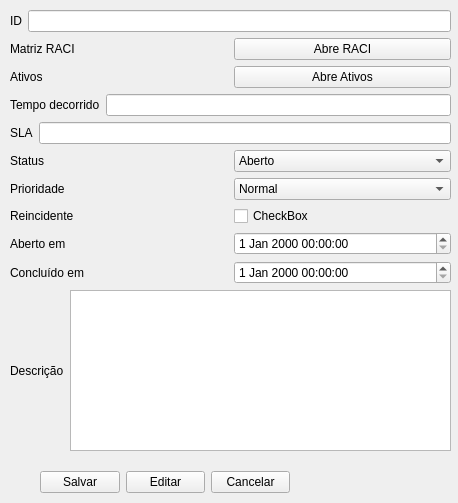
The window that cadastrochamado.ui (brunosr1985/TCC_NayBru) describes before a commit, drawn with Qt 5.
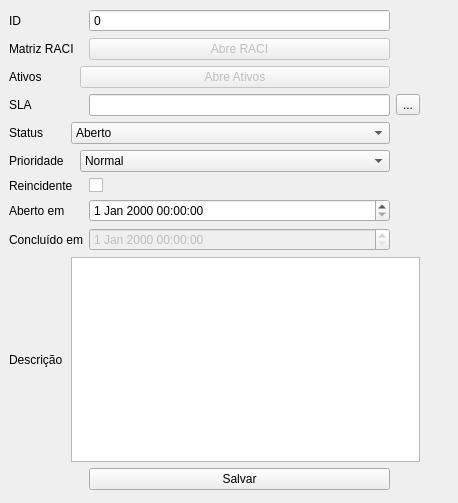
The same window after the commit.

Patch:
```diff
--- a/cadastrochamado.ui
+++ b/cadastrochamado.ui
@@ -19,137 +19,104 @@
   <property name="windowTitle">
    <string>Kaizen Birth Edition</string>
   </property>
-  <widget class="QWidget" name="layoutWidget">
+  <widget class="QWidget" name="">
    <property name="geometry">
     <rect>
-     <x>40</x>
-     <y>470</y>
-     <width>250</width>
-     <height>25</height>
+     <x>9</x>
+     <y>9</y>
+     <width>411</width>
+     <height>481</height>
     </rect>
    </property>
-   <layout class="QHBoxLayout" name="horizontalLayout">
-    <item>
-     <widget class="QPushButton" name="pushButton_2">
-      <property name="text">
-       <string>Salvar</string>
-      </property>
-     </widget>
-    </item>
-    <item>
-     <widget class="QPushButton" name="pushButton">
-      <property name="text">
-       <string>Editar</string>
-      </property>
-     </widget>
-    </item>
-    <item>
-     <widget class="QPushButton" name="pushButton_3">
-      <property name="text">
-       <string>Cancelar</string>
-      </property>
-     </widget>
-    </item>
-   </layout>
-  </widget>
-  <widget class="QWidget" name="layoutWidget">
-   <property name="geometry">
-    <rect>
-     <x>10</x>
-     <y>10</y>
-     <width>441</width>
-     <height>441</height>
-    </rect>
-   </property>
-   <layout class="QVBoxLayout" name="verticalLayout">
-    <item>
-     <layout class="QHBoxLayout" name="horizontalLayout_2">
-      <item>
+   <layout class="QGridLayout" name="gridLayout">
+    <item row="0" column="0">
        <widget class="QLabel" name="label">
         <property name="text">
          <string>ID</string>
         </property>
        </widget>
       </item>
-      <item>
-       <widget class="QLineEdit" name="lineID"/>
-      </item>
-     </layout>
-    </item>
-    <item>
-     <layout class="QHBoxLayout" name="horizontalLayout_3">
-      <item>
+    <item row="0" column="3">
+     <widget class="QSpinBox" name="spinBox">
+      <property name="readOnly">
+       <bool>true</bool>
+      </property>
+      <property name="buttonSymbols">
+       <enum>QAbstractSpinBox::NoButtons</enum>
+      </property>
+      <property name="correctionMode">
+       <enum>QAbstractSpinBox::CorrectToNearestValue</enum>
+      </property>
+      <property name="keyboardTracking">
+       <bool>false</bool>
+      </property>
+      <property name="maximum">
+       <number>999999999</number>
+      </property>
+      <property name="value">
+       <number>0</number>
+      </property>
+     </widget>
+    </item>
+    <item row="1" column="0" colspan="2">
        <widget class="QLabel" name="label_2">
         <property name="text">
          <string>Matriz RACI</string>
         </property>
        </widget>
       </item>
-      <item>
+    <item row="1" column="3">
        <widget class="QPushButton" name="abreRACI">
+      <property name="enabled">
+       <bool>false</bool>
+      </property>
         <property name="text">
          <string>Abre RACI</string>
         </property>
        </widget>
       </item>
-     </layout>
-    </item>
-    <item>
-     <layout class="QHBoxLayout" name="horizontalLayout_12">
-      <item>
+    <item row="2" column="0">
        <widget class="QLabel" name="label_10">
         <property name="text">
          <string>Ativos</string>
         </property>
        </widget>
       </item>
-      <item>
+    <item row="2" column="2" colspan="2">
        <widget class="QPushButton" name="abreDisp">
+      <property name="enabled">
+       <bool>false</bool>
+      </property>
         <property name="text">
          <string>Abre Ativos</string>
         </property>
        </widget>
       </item>
-     </layout>
-    </item>
-    <item>
-     <layout class="QHBoxLayout" name="horizontalLayout_4">
-      <item>
-       <widget class="QLabel" name="label_3">
-        <property name="text">
-         <string>Tempo decorrido</string>
-        </property>
-       </widget>
-      </item>
-      <item>
-       <widget class="QLineEdit" name="lineTempo"/>
-      </item>
-     </layout>
-    </item>
-    <item>
-     <layout class="QHBoxLayout" name="horizontalLayout_5">
-      <item>
+    <item row="3" column="0">
        <widget class="QLabel" name="label_4">
         <property name="text">
          <string>SLA</string>
         </property>
        </widget>
       </item>
-      <item>
+    <item row="3" column="3">
        <widget class="QLineEdit" name="lineSLA"/>
       </item>
-     </layout>
+    <item row="3" column="4">
+     <widget class="QToolButton" name="toolButton">
+      <property name="text">
+       <string>...</string>
+      </property>
+     </widget>
     </item>
-    <item>
-     <layout class="QHBoxLayout" name="horizontalLayout_6">
-      <item>
+    <item row="4" column="0">
        <widget class="QLabel" name="label_5">
         <property name="text">
          <string>Status</string>
         </property>
        </widget>
       </item>
-      <item>
+    <item row="4" column="1" colspan="3">
        <widget class="QComboBox" name="comboStatus">
         <item>
          <property name="text">
@@ -173,18 +140,14 @@
         </item>
        </widget>
       </item>
-     </layout>
-    </item>
-    <item>
-     <layout class="QHBoxLayout" name="horizontalLayout_13">
-      <item>
+    <item row="5" column="0">
        <widget class="QLabel" name="label_11">
         <property name="text">
          <string>Prioridade</string>
         </property>
        </widget>
       </item>
-      <item>
+    <item row="5" column="2" colspan="2">
        <widget class="QComboBox" name="comboPrioridade">
         <item>
          <property name="text">
@@ -193,67 +156,60 @@
         </item>
        </widget>
       </item>
-     </layout>
-    </item>
-    <item>
-     <layout class="QHBoxLayout" name="horizontalLayout_7">
-      <item>
+    <item row="6" column="0" colspan="2">
        <widget class="QLabel" name="label_6">
         <property name="text">
          <string>Reincidente</string>
         </property>
        </widget>
       </item>
-      <item>
+    <item row="6" column="3">
        <widget class="QCheckBox" name="checkReinc">
         <property name="text">
-         <string>CheckBox</string>
+       <string/>
         </property>
        </widget>
       </item>
-     </layout>
-    </item>
-    <item>
-     <layout class="QHBoxLayout" name="horizontalLayout_8">
-      <item>
+    <item row="7" column="0">
        <widget class="QLabel" name="label_7">
         <property name="text">
          <string>Aberto em</string>
         </property>
        </widget>
       </item>
-      <item>
-       <widget class="QDateTimeEdit" name="dateTimeEdit"/>
-      </item>
-     </layout>
-    </item>
-    <item>
-     <layout class="QHBoxLayout" name="horizontalLayout_9">
-      <item>
+    <item row="7" column="3">
+     <widget class="QDateTimeEdit" name="tempoAbertura"/>
+    </item>
+    <item row="8" column="0" colspan="3">
        <widget class="QLabel" name="label_8">
         <property name="text">
          <string>Concluído em</string>
         </property>
        </widget>
       </item>
-      <item>
-       <widget class="QDateTimeEdit" name="dateTimeEdit_2"/>
-      </item>
-     </layout>
-    </item>
-    <item>
-     <layout class="QHBoxLayout" name="horizontalLayout_10">
-      <item>
+    <item row="8" column="3">
+     <widget class="QDateTimeEdit" name="dateTimeEdit_2">
+      <property name="enabled">
+       <bool>false</bool>
+      </property>
+     </widget>
+    </item>
+    <item row="9" column="0">
        <widget class="QLabel" name="label_9">
         <property name="text">
          <string>Descrição</string>
         </property>
        </widget>
       </item>
-      <item>
+    <item row="9" column="1" colspan="4">
        <widget class="QPlainTextEdit" name="descricaoChamado"/>
       </item>
-     </layout>
+    <item row="10" column="3">
+     <widget class="QPushButton" name="pushButton_2">
+      <property name="text">
+       <string>Salvar</string>
+      </property>
+     </widget>
     </item>
    </layout>
   </widget>
```
Left out of the diff: 21 changed lines with no effect on the pictures. Lines whose indentation alone changed are shown as unchanged.
